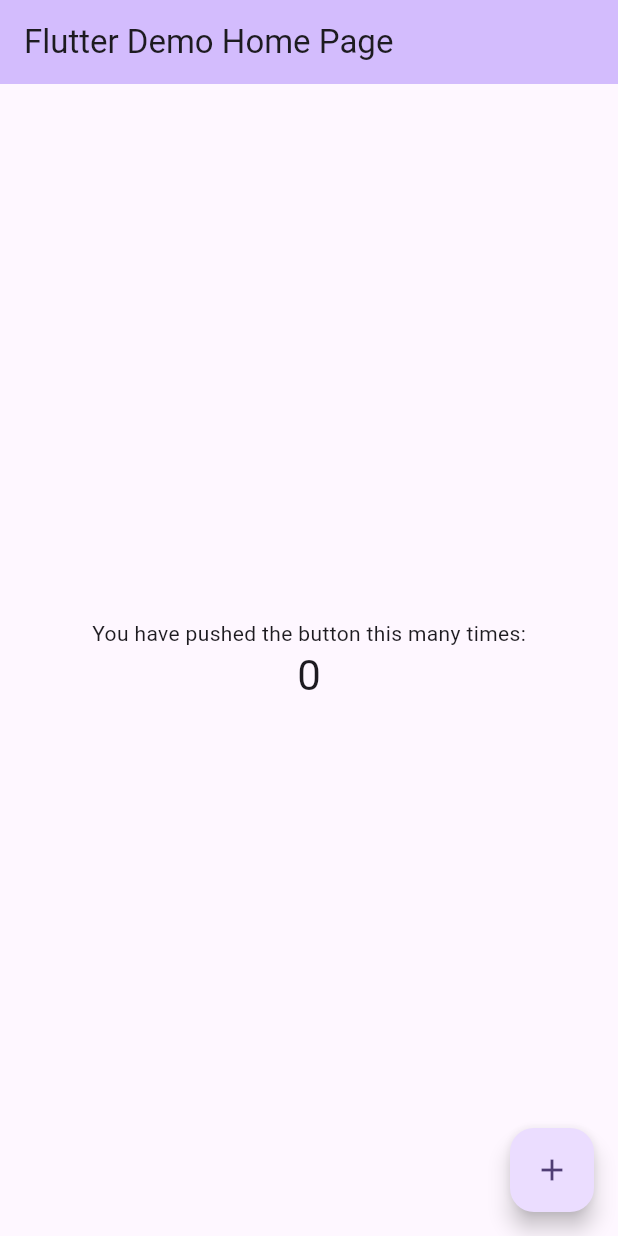
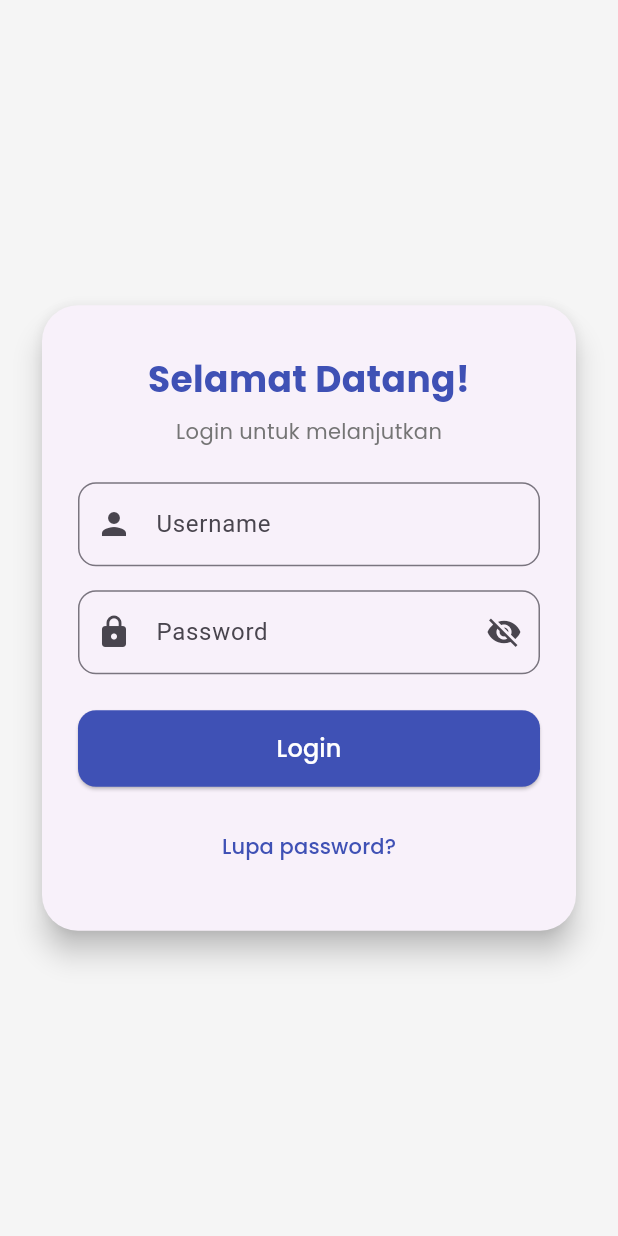
Before and after one commit to andrisilaban/wedding_online, a Flutter app: the screen it shows after launch, on a phone screen of 412 x 824 dp. Run offline on Flutter 3.47's test engine with Material 3 defaults, Android fonts, the phone set to English and light mode, and no system bars; our stand-ins replace google_fonts.

Commit message:
Add Login View

```diff
--- a/lib/main.dart
+++ b/lib/main.dart
@@ -1,4 +1,5 @@
 import 'package:flutter/material.dart';
+import 'package:wedding_online/view/login_view.dart';
 
 void main() {
   runApp(const MyApp());
@@ -12,111 +13,11 @@ class MyApp extends StatelessWidget {
   Widget build(BuildContext context) {
     return MaterialApp(
       title: 'Flutter Demo',
+      debugShowCheckedModeBanner: false,
       theme: ThemeData(
-        // This is the theme of your application.
-        //
-        // TRY THIS: Try running your application with "flutter run". You'll see
-        // the application has a purple toolbar. Then, without quitting the app,
-        // try changing the seedColor in the colorScheme below to Colors.green
-        // and then invoke "hot reload" (save your changes or press the "hot
-        // reload" button in a Flutter-supported IDE, or press "r" if you used
-        // the command line to start the app).
-        //
-        // Notice that the counter didn't reset back to zero; the application
-        // state is not lost during the reload. To reset the state, use hot
-        // restart instead.
-        //
-        // This works for code too, not just values: Most code changes can be
-        // tested with just a hot reload.
         colorScheme: ColorScheme.fromSeed(seedColor: Colors.deepPurple),
       ),
-      home: const MyHomePage(title: 'Flutter Demo Home Page'),
+      home: LoginView(),
     );
   }
 }
-
-class MyHomePage extends StatefulWidget {
-  const MyHomePage({super.key, required this.title});
-
-  // This widget is the home page of your application. It is stateful, meaning
-  // that it has a State object (defined below) that contains fields that affect
-  // how it looks.
-
-  // This class is the configuration for the state. It holds the values (in this
-  // case the title) provided by the parent (in this case the App widget) and
-  // used by the build method of the State. Fields in a Widget subclass are
-  // always marked "final".
-
-  final String title;
-
-  @override
-  State<MyHomePage> createState() => _MyHomePageState();
-}
-
-class _MyHomePageState extends State<MyHomePage> {
-  int _counter = 0;
-
-  void _incrementCounter() {
-    setState(() {
-      // This call to setState tells the Flutter framework that something has
-      // changed in this State, which causes it to rerun the build method below
-      // so that the display can reflect the updated values. If we changed
-      // _counter without calling setState(), then the build method would not be
-      // called again, and so nothing would appear to happen.
-      _counter++;
-    });
-  }
-
-  @override
-  Widget build(BuildContext context) {
-    // This method is rerun every time setState is called, for instance as done
-    // by the _incrementCounter method above.
-    //
-    // The Flutter framework has been optimized to make rerunning build methods
-    // fast, so that you can just rebuild anything that needs updating rather
-    // than having to individually change instances of widgets.
-    return Scaffold(
-      appBar: AppBar(
-        // TRY THIS: Try changing the color here to a specific color (to
-        // Colors.amber, perhaps?) and trigger a hot reload to see the AppBar
-        // change color while the other colors stay the same.
-        backgroundColor: Theme.of(context).colorScheme.inversePrimary,
-        // Here we take the value from the MyHomePage object that was created by
-        // the App.build method, and use it to set our appbar title.
-        title: Text(widget.title),
-      ),
-      body: Center(
-        // Center is a layout widget. It takes a single child and positions it
-        // in the middle of the parent.
-        child: Column(
-          // Column is also a layout widget. It takes a list of children and
-          // arranges them vertically. By default, it sizes itself to fit its
-          // children horizontally, and tries to be as tall as its parent.
-          //
-          // Column has various properties to control how it sizes itself and
-          // how it positions its children. Here we use mainAxisAlignment to
-          // center the children vertically; the main axis here is the vertical
-          // axis because Columns are vertical (the cross axis would be
-          // horizontal).
-          //
-          // TRY THIS: Invoke "debug painting" (choose the "Toggle Debug Paint"
-          // action in the IDE, or press "p" in the console), to see the
-          // wireframe for each widget.
-          mainAxisAlignment: MainAxisAlignment.center,
-          children: <Widget>[
-            const Text('You have pushed the button this many times:'),
-            Text(
-              '$_counter',
-              style: Theme.of(context).textTheme.headlineMedium,
-            ),
-          ],
-        ),
-      ),
-      floatingActionButton: FloatingActionButton(
-        onPressed: _incrementCounter,
-        tooltip: 'Increment',
-        child: const Icon(Icons.add),
-      ), // This trailing comma makes auto-formatting nicer for build methods.
-    );
-  }
-}
--- /dev/null
+++ b/lib/view/login_view.dart
@@ -0,0 +1,165 @@
+import 'package:flutter/material.dart';
+import 'package:google_fonts/google_fonts.dart';
+
+class LoginView extends StatefulWidget {
+  const LoginView({super.key});
+
+  @override
+  State<LoginView> createState() => _LoginViewState();
+}
+
+class _LoginViewState extends State<LoginView> {
+  final _formKey = GlobalKey<FormState>();
+  final _usernameController = TextEditingController();
+  final _passwordController = TextEditingController();
+
+  bool _obscureText = true;
+  bool _isLoading = false;
+
+  void _submit() {
+    if (_formKey.currentState!.validate()) {
+      setState(() => _isLoading = true);
+      // Simulasi delay login
+      Future.delayed(const Duration(seconds: 2), () {
+        setState(() => _isLoading = false);
+        ScaffoldMessenger.of(
+          context,
+        ).showSnackBar(const SnackBar(content: Text('Login Berhasil!')));
+      });
+    }
+  }
+
+  @override
+  Widget build(BuildContext context) {
+    final themeColor = Colors.indigo;
+    return Scaffold(
+      backgroundColor: Colors.grey[100],
+      body: Center(
+        child: SingleChildScrollView(
+          padding: const EdgeInsets.symmetric(horizontal: 24),
+          child: Card(
+            shape: RoundedRectangleBorder(
+              borderRadius: BorderRadius.circular(24),
+            ),
+            elevation: 8,
+            child: Padding(
+              padding: const EdgeInsets.symmetric(vertical: 32, horizontal: 24),
+              child: Form(
+                key: _formKey,
+                child: Column(
+                  mainAxisSize: MainAxisSize.min,
+                  children: [
+                    Text(
+                      'Selamat Datang!',
+                      style: GoogleFonts.poppins(
+                        fontSize: 24,
+                        fontWeight: FontWeight.bold,
+                        color: themeColor,
+                      ),
+                    ),
+                    const SizedBox(height: 8),
+                    Text(
+                      'Login untuk melanjutkan',
+                      style: GoogleFonts.poppins(
+                        fontSize: 14,
+                        color: Colors.grey[600],
+                      ),
+                    ),
+                    const SizedBox(height: 24),
+
+                    // Username
+                    TextFormField(
+                      controller: _usernameController,
+                      decoration: InputDecoration(
+                        labelText: 'Username',
+                        prefixIcon: const Icon(Icons.person),
+                        border: OutlineInputBorder(
+                          borderRadius: BorderRadius.circular(12),
+                        ),
+                      ),
+                      validator: (value) {
+                        if (value == null || value.trim().isEmpty) {
+                          return 'Username tidak boleh kosong';
+                        }
+                        return null;
+                      },
+                    ),
+                    const SizedBox(height: 16),
+
+                    // Password
+                    TextFormField(
+                      controller: _passwordController,
+                      obscureText: _obscureText,
+                      decoration: InputDecoration(
+                        labelText: 'Password',
+                        prefixIcon: const Icon(Icons.lock),
+                        suffixIcon: IconButton(
+                          icon: Icon(
+                            _obscureText
+                                ? Icons.visibility_off
+                                : Icons.visibility,
+                          ),
+                          onPressed: () =>
+                              setState(() => _obscureText = !_obscureText),
+                        ),
+                        border: OutlineInputBorder(
+                          borderRadius: BorderRadius.circular(12),
+                        ),
+                      ),
+                      validator: (value) {
+                        if (value == null || value.length < 6) {
+                          return 'Password minimal 6 karakter';
+                        }
+                        return null;
+                      },
+                    ),
+                    const SizedBox(height: 24),
+
+                    // Login Button
+                    SizedBox(
+                      width: double.infinity,
+                      child: ElevatedButton(
+                        onPressed: _isLoading ? null : _submit,
+                        style: ElevatedButton.styleFrom(
+                          padding: const EdgeInsets.symmetric(vertical: 14),
+                          backgroundColor: themeColor,
+                          shape: RoundedRectangleBorder(
+                            borderRadius: BorderRadius.circular(12),
+                          ),
+                        ),
+                        child: _isLoading
+                            ? const CircularProgressIndicator(
+                                color: Colors.white,
+                              )
+                            : Text(
+                                'Login',
+                                style: GoogleFonts.poppins(
+                                  fontSize: 16,
+                                  color: Colors.white,
+                                ),
+                              ),
+                      ),
+                    ),
+                    const SizedBox(height: 16),
+
+                    TextButton(
+                      onPressed: () {
+                        ScaffoldMessenger.of(context).showSnackBar(
+                          const SnackBar(content: Text('Fitur belum tersedia')),
+                        );
+                      },
+                      child: Text(
+                        'Lupa password?',
+                        style: GoogleFonts.poppins(color: themeColor),
+                      ),
+                    ),
+                  ],
+                ),
+              ),
+            ),
+          ),
+        ),
+      ),
+    );
+  }
+}
--- a/pubspec.yaml
+++ b/pubspec.yaml
@@ -34,6 +34,7 @@ dependencies:
   # The following adds the Cupertino Icons font to your application.
   # Use with the CupertinoIcons class for iOS style icons.
   cupertino_icons: ^1.0.8
+  google_fonts: ^6.2.1
 
 dev_dependencies:
   flutter_test:
```
Also changed, not shown: pubspec.lock, 7 other files.
